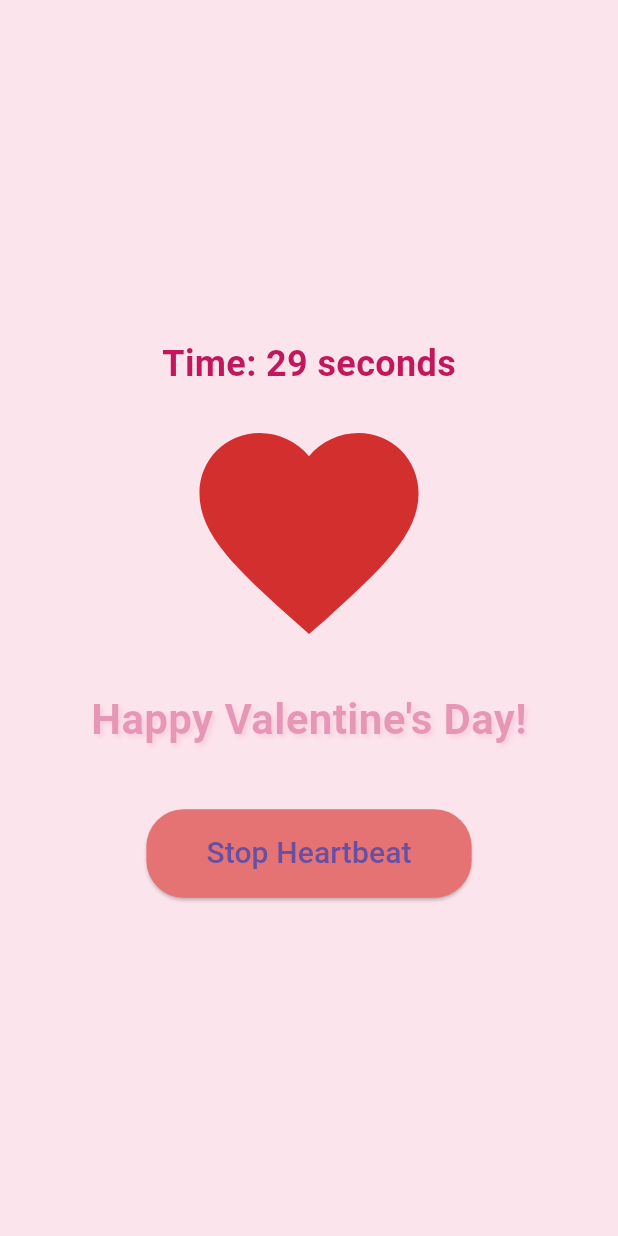
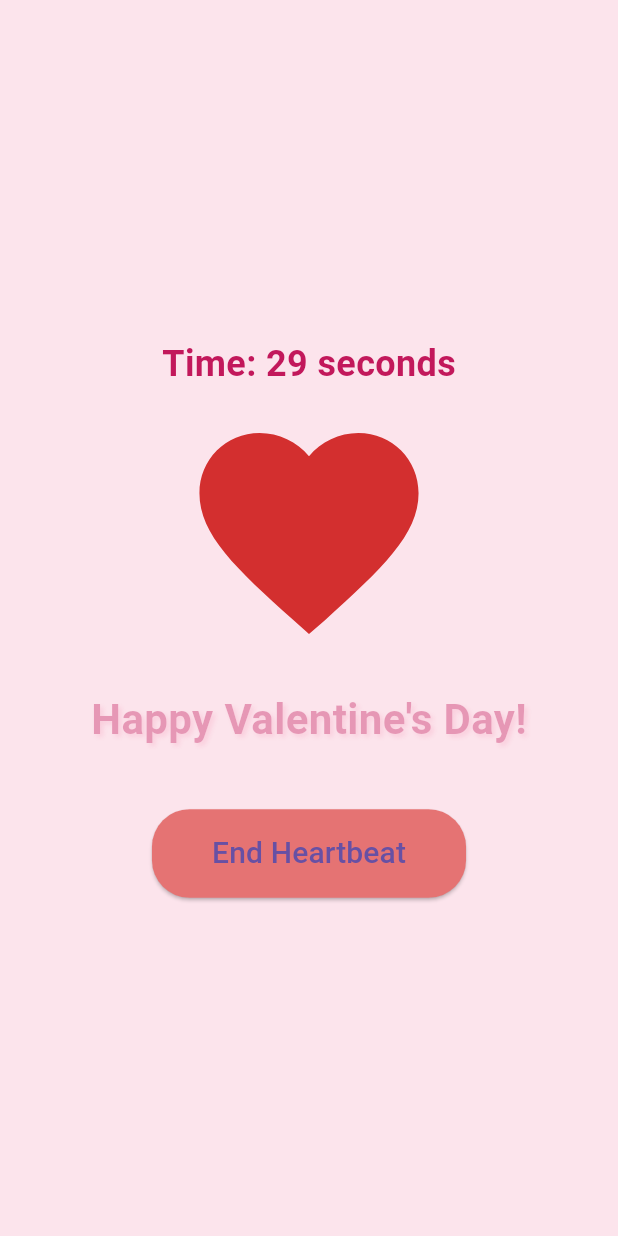
Before and after one commit to nikhilgoud003/act_4, a Flutter app: the screen it shows after launch, after a tap on "Start Heartbeat", on a phone screen of 412 x 824 dp. Run offline on Flutter 3.47's test engine with Material 3 defaults, Android fonts, the phone set to English and light mode, and no system bars.

Commit message:
Made few modifications

```diff
--- a/lib/main.dart
+++ b/lib/main.dart
@@ -39,7 +39,7 @@ class HeartbeatScreenState extends State<HeartbeatScreen>
 
   final List<String> _messages = [
     "Happy Valentine's Day!",
-    "You make my heart beat faster...",
+    "Seeing you my heart beat faster...",
     "Love is in the air!",
     "Be mine!",
     "Forever yours..."
@@ -192,7 +192,7 @@ class HeartbeatScreenState extends State<HeartbeatScreen>
                 ),
               ),
               child: Text(
-                _isAnimating ? 'Stop Heartbeat' : 'Start Heartbeat',
+                _isAnimating ? 'End Heartbeat' : 'Start Heartbeat',
                 style: const TextStyle(fontSize: 20),
               ),
             ),
```
